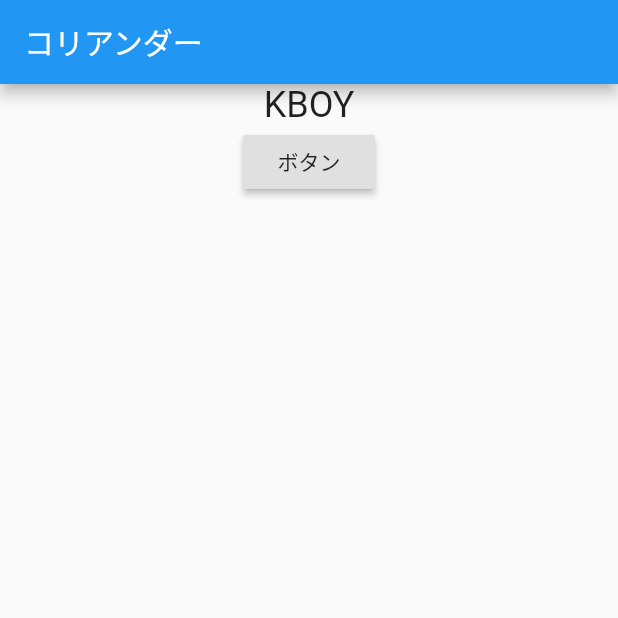
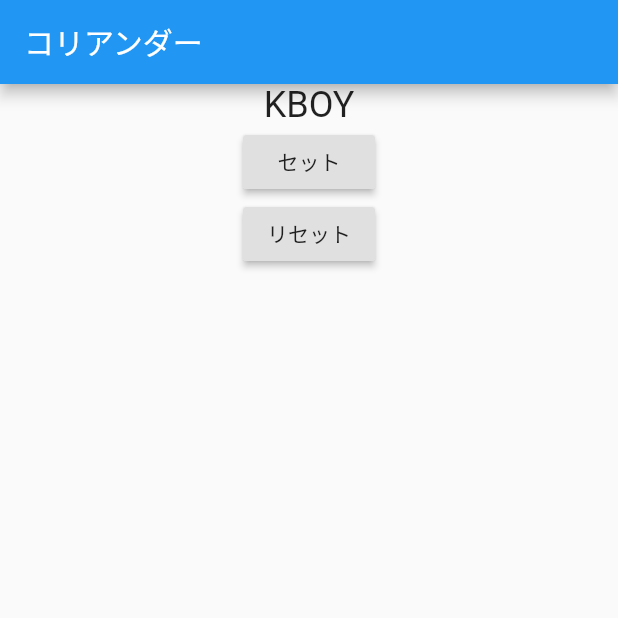
Before and after one commit to oka-teruhiro/coriandar, a Flutter app: the screen it shows after launch, on a phone screen of 412 x 824 dp, the top half of it. Run offline on Flutter 3.47's test engine with Material 2 defaults, Android fonts, the phone set to English and light mode, and no system bars.

Commit message:
リセットボタンを追加

```diff
--- a/lib/main.dart
+++ b/lib/main.dart
@@ -28,11 +28,18 @@ class MyApp extends StatelessWidget {
                         ),
                       ),
                     RaisedButton(
-                        child: Text('ボタン'),
+                        child: Text('セット'),
                         onPressed: () {
                           //　ここで何かをする
                           model.changeKboyText();
                         },
+                    ),
+                    RaisedButton(
+                      child: Text('リセット'),
+                      onPressed: () {
+                        //　ここで何かをする
+                        model.resetKboytext();
+                      },
                     )
                   ],
                 ),
--- a/lib/main_model.dart
+++ b/lib/main_model.dart
@@ -8,4 +8,8 @@ class MainModel extends ChangeNotifier {
     KboyText = 'KBOYさんかっこいい';
     notifyListeners();
   }
+  void resetKboytext(){
+    KboyText = 'KBOY';
+    notifyListeners();
+  }
 }
```
Also changed, not shown: 1 other file.
